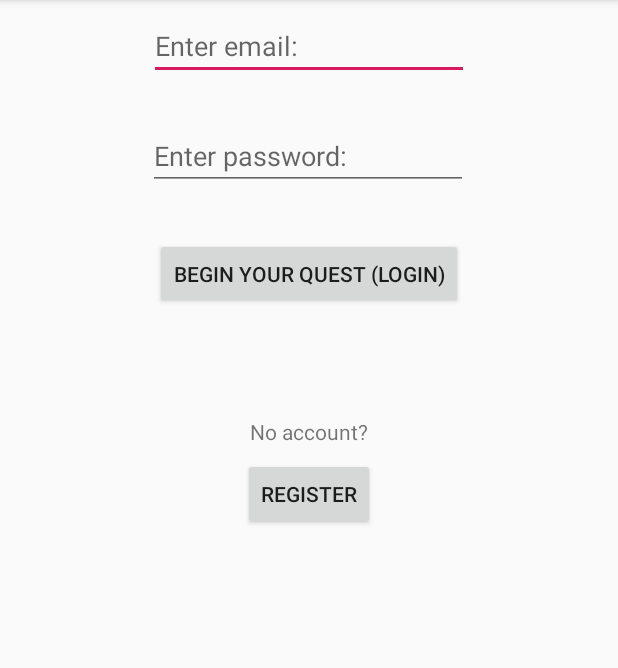
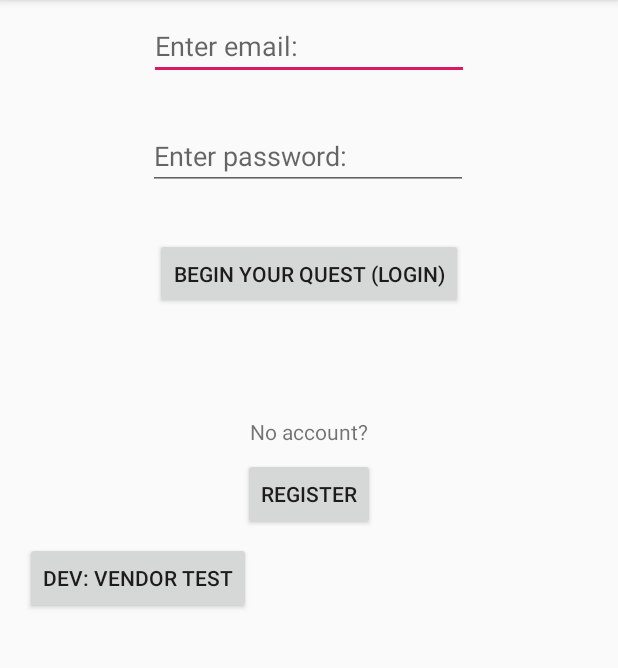
Before and after one commit to lauzadis/DemonHacks, an Android app: the MainActivity screen opened directly, with no data from a screen before it, on a phone screen of 412 x 824 dp, the part 84-752 px from its top. Run offline under Robolectric (Android 15) with nearby library versions, the phone set to English and light mode, and no system bars.

Commit message:
Dev features

```diff
--- a/app/src/main/java/com/example/motbot/demonhacks/MainActivity.java
+++ b/app/src/main/java/com/example/motbot/demonhacks/MainActivity.java
@@ -21,6 +21,7 @@ public class MainActivity extends AppCompatActivity {
         startActivity(about);
 
         Button login = (Button)findViewById(R.id.login);
+        Button vendortest = (Button)findViewById(R.id.vendortest);
 
         login.setOnClickListener(new View.OnClickListener() {
             @Override
@@ -42,5 +43,13 @@ public class MainActivity extends AppCompatActivity {
             }
         });
 
+        vendortest.setOnClickListener(new View.OnClickListener() {
+            @Override
+            public void onClick(View v) {
+                Intent switchVendor = new Intent(getApplicationContext(),vendor.class);
+                startActivity(switchVendor);
+            }
+        });
+
     }
 }
--- a/app/src/main/res/layout/activity_main.xml
+++ b/app/src/main/res/layout/activity_main.xml
@@ -96,4 +96,19 @@
         app:layout_constraintStart_toStartOf="parent"
         app:layout_constraintTop_toBottomOf="@+id/login" />
 
+    <Button
+        android:id="@+id/vendortest"
+        android:layout_width="wrap_content"
+        android:layout_height="wrap_content"
+        android:layout_marginStart="8dp"
+        android:layout_marginLeft="8dp"
+        android:layout_marginTop="8dp"
+        android:layout_marginEnd="8dp"
+        android:layout_marginRight="8dp"
+        android:text="DEV: VENDOR TEST"
+        app:layout_constraintEnd_toEndOf="parent"
+        app:layout_constraintHorizontal_bias="0.036"
+        app:layout_constraintStart_toStartOf="parent"
+        app:layout_constraintTop_toBottomOf="@+id/register" />
+
 </android.support.constraint.ConstraintLayout>
```
